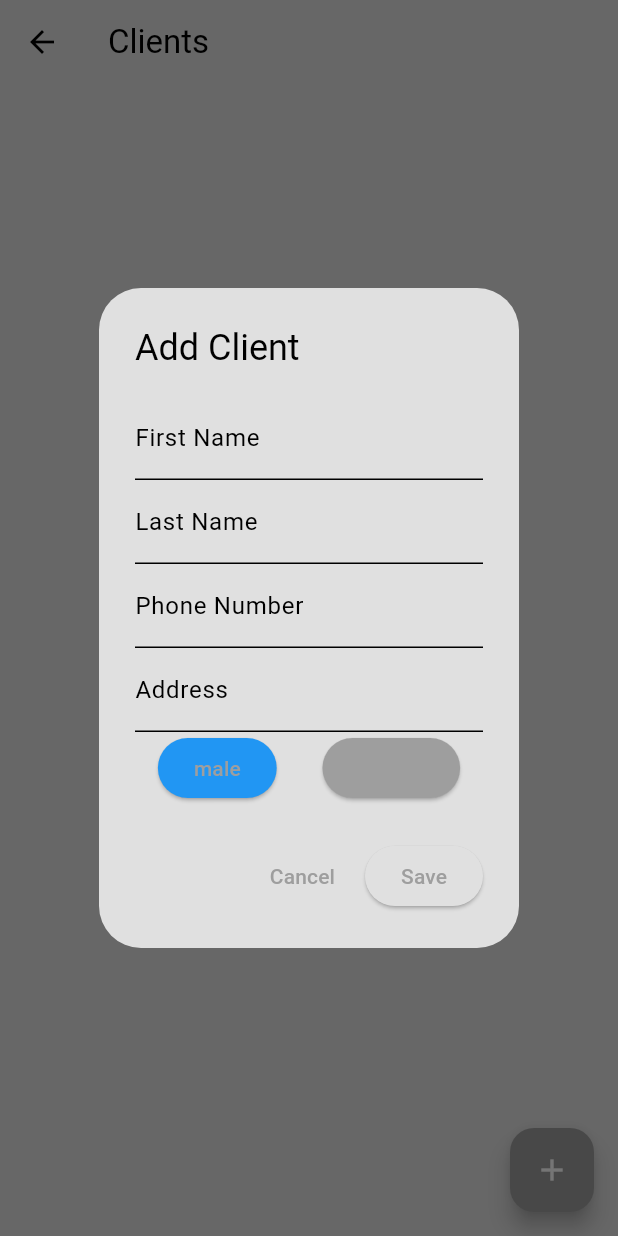
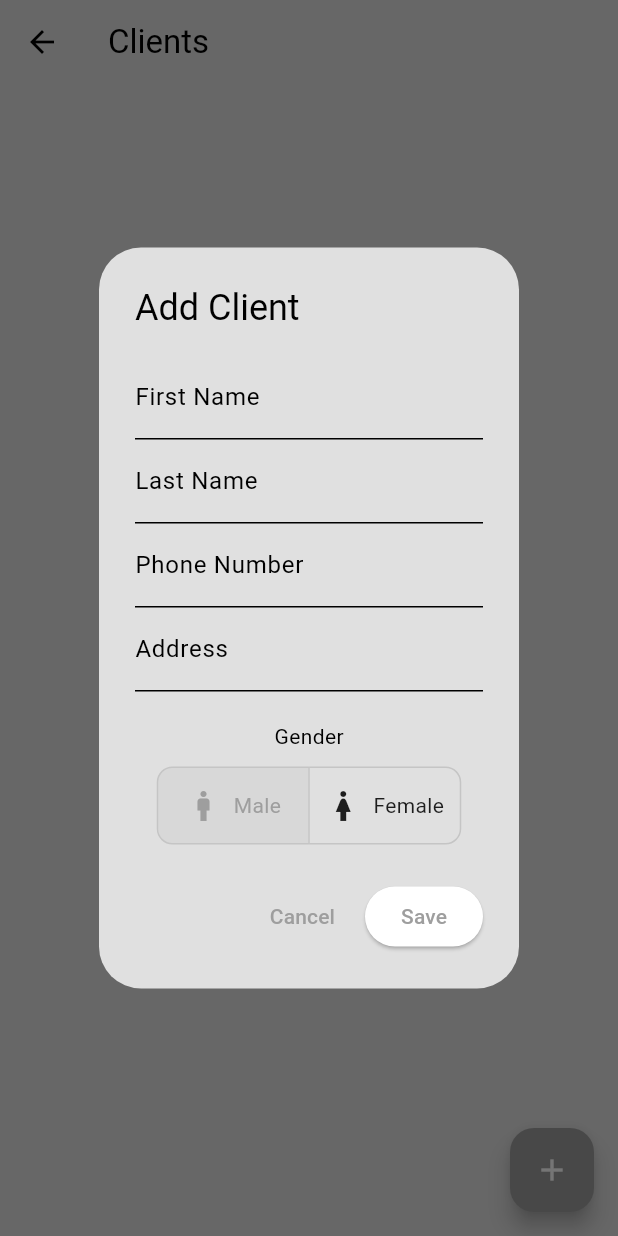
Before and after one commit to GiulioCallegarin/Barbero, a Flutter app: the ClientsPage screen opened directly, after a tap on the "add" icon, on a phone screen of 412 x 824 dp. Run offline on Flutter 3.47's test engine with Material 3 defaults, Android fonts, the phone set to English and light mode, and no system bars; our stand-ins replace hive_ce, hive_ce_flutter, table_calendar; accounts and stored records are empty.

Commit message:
Fixed client and appointmentType tiles and forms

```diff
--- a/lib/widgets/client_dialog.dart
+++ b/lib/widgets/client_dialog.dart
@@ -91,21 +91,41 @@
             ),
 
             // Gender Selection
-            Row(
-              mainAxisAlignment: MainAxisAlignment.spaceAround,
-              children:
-                  ["male", "female"].map((gender) {
-                    return ElevatedButton(
-                      onPressed: () => setState(() => _selectedGender = gender),
-                      style: ElevatedButton.styleFrom(
-                        backgroundColor:
-                            _selectedGender == gender
-                                ? Colors.blue
-                                : Colors.grey,
-                      ),
-                      child: Text(gender),
-                    );
-                  }).toList(),
+            const SizedBox(height: 20),
+            const Text("Gender"),
+            const SizedBox(height: 10),
+            SizedBox(
+              child: ToggleButtons(
+                isSelected: [
+                  _selectedGender == "male",
+                  _selectedGender == "female",
+                ],
+                onPressed: (index) {
+                  setState(() {
+                    _selectedGender = ["male", "female"][index];
+                  });
+                },
+                borderRadius: BorderRadius.circular(10.0),
+                constraints: const BoxConstraints(minHeight: 50, minWidth: 100),
+                children: [
+                  Row(
+                    mainAxisAlignment: MainAxisAlignment.center,
+                    children: [
+                      const Icon(Icons.man_outlined),
+                      const SizedBox(width: 8.0),
+                      const Text("Male"),
+                    ],
+                  ),
+                  Row(
+                    mainAxisAlignment: MainAxisAlignment.center,
+                    children: [
+                      const Icon(Icons.woman_outlined),
+                      const SizedBox(width: 8.0),
+                      const Text("Female"),
+                    ],
+                  ),
+                ],
+              ),
             ),
           ],
         ),
@@ -115,7 +135,13 @@
           onPressed: () => Navigator.pop(context),
           child: const Text("Cancel"),
         ),
-        ElevatedButton(onPressed: _saveClient, child: const Text("Save")),
+        ElevatedButton(
+          onPressed: _saveClient,
+          style: ElevatedButton.styleFrom(
+            backgroundColor: Theme.of(context).colorScheme.tertiary,
+          ),
+          child: const Text("Save"),
+        ),
       ],
     );
   }
```
Also changed, not shown: lib/pages/clients_page.dart (+14 -2 lines), lib/widgets/appointment_type_dialog.dart (+10 -4 lines), lib/widgets/appointment_type_list.dart (+15 -1 lines).
